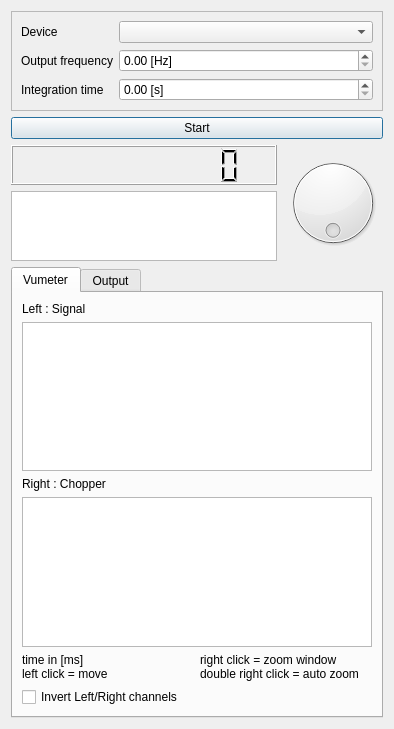
The window that src/lockin_gui.ui (antigol/lockin2) describes before a commit, drawn with Qt 5.
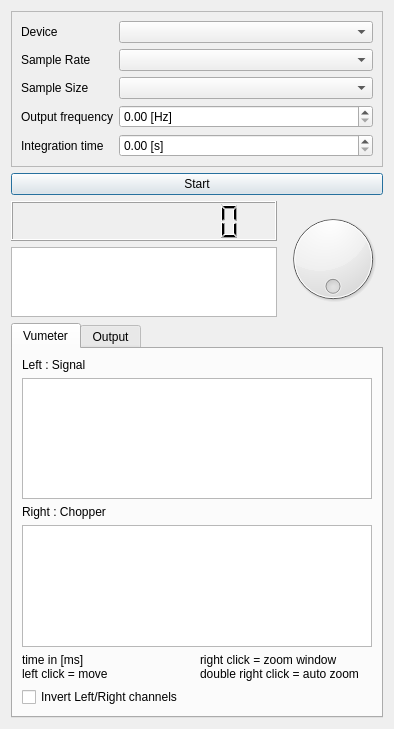
The same window after the commit. Custom widgets are drawn as their Qt base class.

Commit message: add comboboxes for sample rate and size

```diff
--- a/src/lockin_gui.ui
+++ b/src/lockin_gui.ui
@@ -33,14 +33,14 @@
       <item row="0" column="1">
        <widget class="QComboBox" name="audioDeviceSelector"/>
       </item>
-      <item row="1" column="0">
+      <item row="3" column="0">
        <widget class="QLabel" name="outputFrequencyHzLabel">
         <property name="text">
          <string>Output frequency</string>
         </property>
        </widget>
       </item>
-      <item row="1" column="1">
+      <item row="3" column="1">
        <widget class="QDoubleSpinBox" name="outputFrequency">
         <property name="suffix">
          <string> [Hz]</string>
@@ -50,7 +50,7 @@
         </property>
        </widget>
       </item>
-      <item row="2" column="1">
+      <item row="4" column="1">
        <widget class="QDoubleSpinBox" name="integrationTime">
         <property name="suffix">
          <string> [s]</string>
@@ -63,13 +63,33 @@
         </property>
        </widget>
       </item>
-      <item row="2" column="0">
+      <item row="4" column="0">
        <widget class="QLabel" name="integrationTimeSLabel">
         <property name="text">
          <string>Integration time</string>
         </property>
        </widget>
       </item>
+      <item row="1" column="0">
+       <widget class="QLabel" name="sampleRateLabel">
+        <property name="text">
+         <string>Sample Rate</string>
+        </property>
+       </widget>
+      </item>
+      <item row="1" column="1">
+       <widget class="QComboBox" name="sampleRateComboBox"/>
+      </item>
+      <item row="2" column="0">
+       <widget class="QLabel" name="sampleSizeLabel">
+        <property name="text">
+         <string>Sample Size</string>
+        </property>
+       </widget>
+      </item>
+      <item row="2" column="1">
+       <widget class="QComboBox" name="sampleSizeComboBox"/>
+      </item>
      </layout>
     </widget>
    </item>
```
The commit also changes 2 other files.
